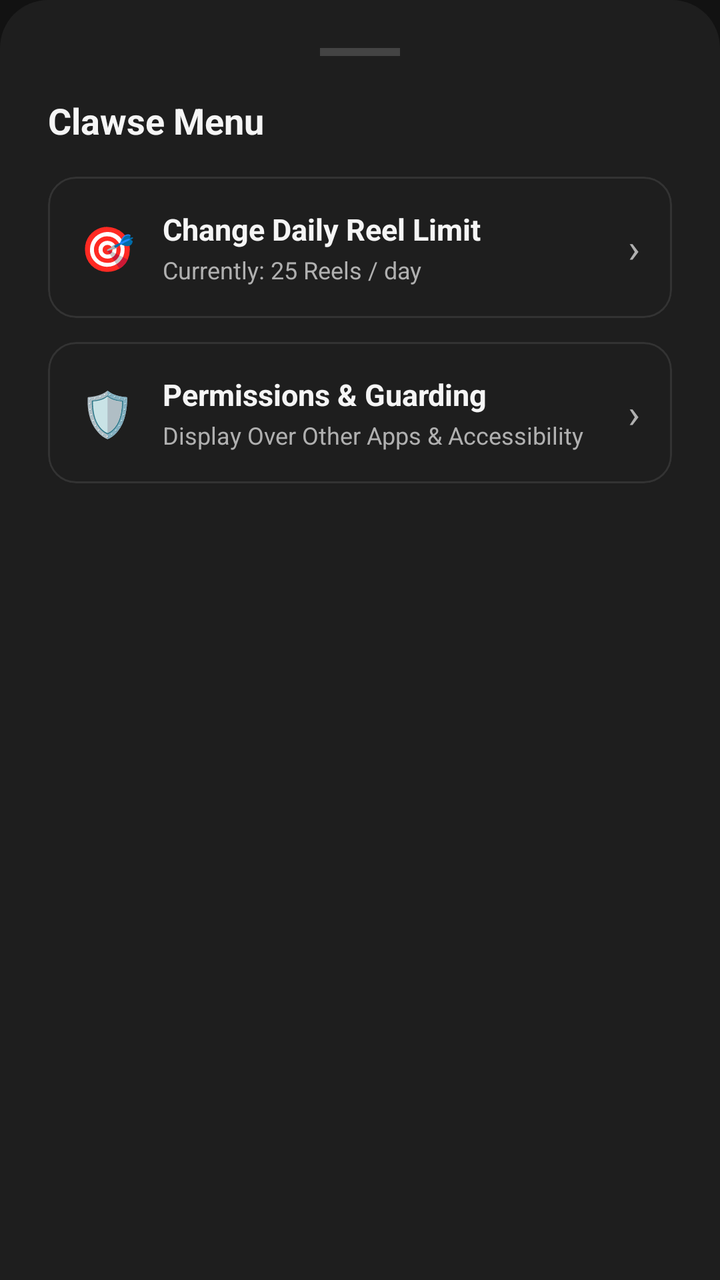
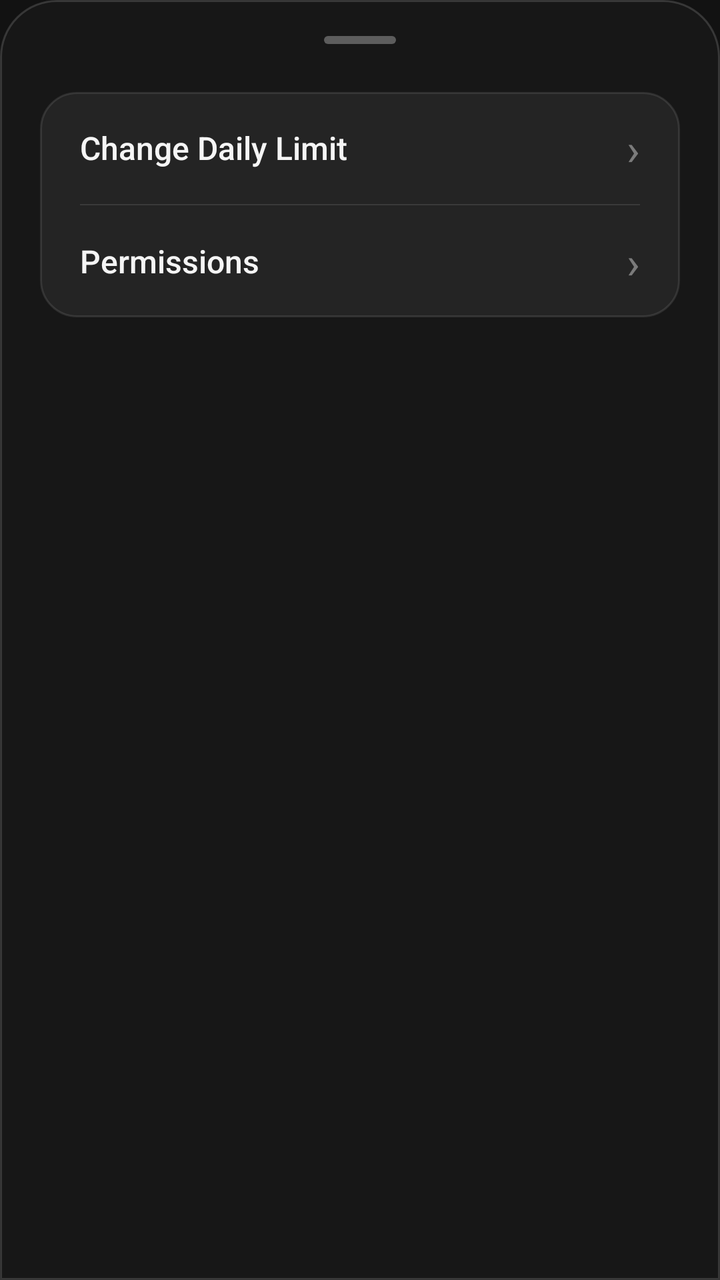

The first picture is an Android layout as it rendered before a commit; the second is the same layout after the commit. The layout source and the unified diff follow.
<!-- AndroidManifest.xml: application theme Theme.AntiScrollerKitty -->
<!-- res/layout/sheet_main_menu.xml -->
<?xml version="1.0" encoding="utf-8"?>
<LinearLayout xmlns:android="http://schemas.android.com/apk/res/android"
    xmlns:app="http://schemas.android.com/apk/res-auto"
    android:layout_width="match_parent"
    android:layout_height="wrap_content"
    android:orientation="vertical"
    android:background="@drawable/bg_bottom_sheet_glass"
    android:padding="24dp">

    
    <View
        android:layout_width="40dp"
        android:layout_height="4dp"
        android:layout_gravity="center_horizontal"
        android:background="#444444"
        android:layout_marginBottom="20dp" />

    <TextView
        android:layout_width="wrap_content"
        android:layout_height="wrap_content"
        android:text="Clawse Menu"
        android:textColor="@color/text_primary"
        android:textSize="18sp"
        android:textStyle="bold"
        android:layout_marginBottom="16dp" />

    
    <com.google.android.material.card.MaterialCardView
        android:id="@+id/menuItemChangeLimit"
        android:layout_width="match_parent"
        android:layout_height="wrap_content"
        android:layout_marginBottom="12dp"
        android:clickable="true"
        android:focusable="true"
        app:cardBackgroundColor="@color/surface"
        app:cardCornerRadius="14dp"
        app:cardElevation="0dp"
        app:strokeColor="#333333"
        app:strokeWidth="1dp">

        <LinearLayout
            android:layout_width="match_parent"
            android:layout_height="wrap_content"
            android:orientation="horizontal"
            android:gravity="center_vertical"
            android:padding="16dp">

            <TextView
                android:layout_width="wrap_content"
                android:layout_height="wrap_content"
                android:text="🎯"
                android:textSize="22sp" />

            <LinearLayout
                android:layout_width="0dp"
                android:layout_height="wrap_content"
                android:layout_marginStart="14dp"
                android:layout_weight="1"
                android:orientation="vertical">

                <TextView
                    android:layout_width="wrap_content"
                    android:layout_height="wrap_content"
                    android:text="Change Daily Reel Limit"
                    android:textColor="@color/text_primary"
                    android:textSize="15sp"
                    android:textStyle="bold" />

                <TextView
                    android:id="@+id/tvMenuCurrentLimit"
                    android:layout_width="wrap_content"
                    android:layout_height="wrap_content"
                    android:layout_marginTop="2dp"
                    android:text="Currently: 25 Reels / day"
                    android:textColor="@color/text_secondary"
                    android:textSize="12sp" />
            </LinearLayout>

            <TextView
                android:layout_width="wrap_content"
                android:layout_height="wrap_content"
                android:text="›"
                android:textColor="@color/text_secondary"
                android:textSize="20sp" />
        </LinearLayout>
    </com.google.android.material.card.MaterialCardView>

    
    <com.google.android.material.card.MaterialCardView
        android:id="@+id/menuItemPermissions"
        android:layout_width="match_parent"
        android:layout_height="wrap_content"
        android:layout_marginBottom="12dp"
        android:clickable="true"
        android:focusable="true"
        app:cardBackgroundColor="@color/surface"
        app:cardCornerRadius="14dp"
        app:cardElevation="0dp"
        app:strokeColor="#333333"
        app:strokeWidth="1dp">

        <LinearLayout
            android:layout_width="match_parent"
            android:layout_height="wrap_content"
            android:orientation="horizontal"
            android:gravity="center_vertical"
            android:padding="16dp">

            <TextView
                android:layout_width="wrap_content"
                android:layout_height="wrap_content"
                android:text="🛡️"
                android:textSize="22sp" />

            <LinearLayout
                android:layout_width="0dp"
                android:layout_height="wrap_content"
                android:layout_marginStart="14dp"
                android:layout_weight="1"
                android:orientation="vertical">

                <TextView
                    android:layout_width="wrap_content"
                    android:layout_height="wrap_content"
                    android:text="Permissions &amp; Guarding"
                    android:textColor="@color/text_primary"
                    android:textSize="15sp"
                    android:textStyle="bold" />

                <TextView
                    android:id="@+id/tvMenuPermStatus"
                    android:layout_width="wrap_content"
                    android:layout_height="wrap_content"
                    android:layout_marginTop="2dp"
                    android:text="Display Over Other Apps &amp; Accessibility"
                    android:textColor="@color/text_secondary"
                    android:textSize="12sp" />
            </LinearLayout>

            <TextView
                android:layout_width="wrap_content"
                android:layout_height="wrap_content"
                android:text="›"
                android:textColor="@color/text_secondary"
                android:textSize="20sp" />
        </LinearLayout>
    </com.google.android.material.card.MaterialCardView>

</LinearLayout>
<!-- resources referenced by this layout -->
<resources>
  <color name="surface">#1E1E1E</color>
  <color name="text_primary">#F5F5F5</color>
  <color name="text_secondary">#B0B0B0</color>
  <!-- drawable bg_bottom_sheet_glass (drawable) -->
  <?xml version="1.0" encoding="utf-8"?>
  <shape xmlns:android="http://schemas.android.com/apk/res/android"
      android:shape="rectangle">
      <corners
          android:topLeftRadius="24dp"
          android:topRightRadius="24dp"
          android:bottomLeftRadius="0dp"
          android:bottomRightRadius="0dp" />
      <solid android:color="@color/surface" />
  </shape>
  <style name="Theme.AntiScrollerKitty" parent="Theme.Material3.Dark.NoActionBar">
          <item name="colorPrimary">@color/primary</item>
          <item name="colorOnPrimary">@color/on_primary</item>
          <item name="colorSecondary">@color/secondary</item>
          <item name="colorOnSecondary">@color/on_secondary</item>
          <item name="android:statusBarColor">@color/background</item>
          <item name="android:navigationBarColor">@color/background</item>
          <item name="android:windowBackground">@color/background</item>
      </style>
  <color name="primary">#FF6E40</color>
  <color name="on_primary">#FFFFFF</color>
  <color name="secondary">#26A69A</color>
  <color name="on_secondary">#FFFFFF</color>
  <color name="background">#121212</color>
</resources>

<!-- the commit's change to res/layout/sheet_main_menu.xml (unified diff, before → after) -->
@@ -1,149 +1,97 @@
 <?xml version="1.0" encoding="utf-8"?>
 <LinearLayout xmlns:android="http://schemas.android.com/apk/res/android"
-    xmlns:app="http://schemas.android.com/apk/res-auto"
     android:layout_width="match_parent"
     android:layout_height="wrap_content"
     android:orientation="vertical"
     android:background="@drawable/bg_bottom_sheet_glass"
-    android:padding="24dp">
+    android:paddingStart="20dp"
+    android:paddingEnd="20dp"
+    android:paddingTop="12dp"
+    android:paddingBottom="36dp">
 
     
     <View
-        android:layout_width="40dp"
+        android:layout_width="36dp"
         android:layout_height="4dp"
         android:layout_gravity="center_horizontal"
-        android:background="#444444"
-        android:layout_marginBottom="20dp" />
-
-    <TextView
-        android:layout_width="wrap_content"
-        android:layout_height="wrap_content"
-        android:text="Clawse Menu"
-        android:textColor="@color/text_primary"
-        android:textSize="18sp"
-        android:textStyle="bold"
-        android:layout_marginBottom="16dp" />
+        android:background="@drawable/bg_sheet_handle"
+        android:layout_marginTop="6dp"
+        android:layout_marginBottom="24dp" />
 
     
-    <com.google.android.material.card.MaterialCardView
-        android:id="@+id/menuItemChangeLimit"
+    <LinearLayout
         android:layout_width="match_parent"
         android:layout_height="wrap_content"
-        android:layout_marginBottom="12dp"
-        android:clickable="true"
-        android:focusable="true"
-        app:cardBackgroundColor="@color/surface"
-        app:cardCornerRadius="14dp"
-        app:cardElevation="0dp"
-        app:strokeColor="#333333"
-        app:strokeWidth="1dp">
+        android:orientation="vertical"
+        android:background="@drawable/bg_menu_group">
 
+        
         <LinearLayout
+            android:id="@+id/menuItemChangeLimit"
             android:layout_width="match_parent"
-            android:layout_height="wrap_content"
+            android:layout_height="56dp"
+            android:gravity="center_vertical"
             android:orientation="horizontal"
-            android:gravity="center_vertical"
-            android:padding="16dp">
+            android:paddingStart="20dp"
+            android:paddingEnd="20dp"
+            android:clickable="true"
+            android:focusable="true"
+            android:background="?attr/selectableItemBackground">
 
             <TextView
-                android:layout_width="wrap_content"
-                android:layout_height="wrap_content"
-                android:text="🎯"
-                android:textSize="22sp" />
-
-            <LinearLayout
                 android:layout_width="0dp"
                 android:layout_height="wrap_content"
-                android:layout_marginStart="14dp"
                 android:layout_weight="1"
-                android:orientation="vertical">
-
-                <TextView
-                    android:layout_width="wrap_content"
-                    android:layout_height="wrap_content"
-                    android:text="Change Daily Reel Limit"
-                    android:textColor="@color/text_primary"
-                    android:textSize="15sp"
-                    android:textStyle="bold" />
-
-                <TextView
-                    android:id="@+id/tvMenuCurrentLimit"
-                    android:layout_width="wrap_content"
-                    android:layout_height="wrap_content"
-                    android:layout_marginTop="2dp"
-                    android:text="Currently: 25 Reels / day"
-                    android:textColor="@color/text_secondary"
-                    android:textSize="12sp" />
-            </LinearLayout>
+                android:text="Change Daily Limit"
+                android:textColor="@color/text_primary"
+                android:textSize="16sp"
+                android:fontFamily="sans-serif-medium" />
 
             <TextView
                 android:layout_width="wrap_content"
                 android:layout_height="wrap_content"
                 android:text="›"
-                android:textColor="@color/text_secondary"
-                android:textSize="20sp" />
+                android:textColor="#66FFFFFF"
+                android:textSize="22sp" />
         </LinearLayout>
-    </com.google.android.material.card.MaterialCardView>
 
-    
-    <com.google.android.material.card.MaterialCardView
-        android:id="@+id/menuItemPermissions"
-        android:layout_width="match_parent"
-        android:layout_height="wrap_content"
-        android:layout_marginBottom="12dp"
-        android:clickable="true"
-        android:focusable="true"
-        app:cardBackgroundColor="@color/surface"
-        app:cardCornerRadius="14dp"
-        app:cardElevation="0dp"
-        app:strokeColor="#333333"
-        app:strokeWidth="1dp">
+        
+        <View
+            android:layout_width="match_parent"
+            android:layout_height="0.75dp"
+            android:layout_marginStart="20dp"
+            android:layout_marginEnd="20dp"
+            android:background="#1AFFFFFF" />
 
+        
         <LinearLayout
+            android:id="@+id/menuItemPermissions"
             android:layout_width="match_parent"
-            android:layout_height="wrap_content"
+            android:layout_height="56dp"
+            android:gravity="center_vertical"
             android:orientation="horizontal"
-            android:gravity="center_vertical"
-            android:padding="16dp">
+            android:paddingStart="20dp"
+            android:paddingEnd="20dp"
+            android:clickable="true"
+            android:focusable="true"
+            android:background="?attr/selectableItemBackground">
 
             <TextView
-                android:layout_width="wrap_content"
-                android:layout_height="wrap_content"
-                android:text="🛡️"
-                android:textSize="22sp" />
-
-            <LinearLayout
                 android:layout_width="0dp"
                 android:layout_height="wrap_content"
-                android:layout_marginStart="14dp"
                 android:layout_weight="1"
-                android:orientation="vertical">
-
-                <TextView
-                    android:layout_width="wrap_content"
-                    android:layout_height="wrap_content"
-                    android:text="Permissions &amp; Guarding"
-                    android:textColor="@color/text_primary"
-                    android:textSize="15sp"
-                    android:textStyle="bold" />
-
-                <TextView
-                    android:id="@+id/tvMenuPermStatus"
-                    android:layout_width="wrap_content"
-                    android:layout_height="wrap_content"
-                    android:layout_marginTop="2dp"
-                    android:text="Display Over Other Apps &amp; Accessibility"
-                    android:textColor="@color/text_secondary"
-                    android:textSize="12sp" />
-            </LinearLayout>
+                android:text="Permissions"
+                android:textColor="@color/text_primary"
+                android:textSize="16sp"
+                android:fontFamily="sans-serif-medium" />
 
             <TextView
                 android:layout_width="wrap_content"
                 android:layout_height="wrap_content"
                 android:text="›"
-                android:textColor="@color/text_secondary"
-                android:textSize="20sp" />
+                android:textColor="#66FFFFFF"
+                android:textSize="22sp" />
         </LinearLayout>
-    </com.google.android.material.card.MaterialCardView>
+    </LinearLayout>
 
 </LinearLayout>
<!-- resource entries referenced after the edit -->
@@ -1,18 +1,34 @@
 <!-- resources referenced by this layout -->
 <resources>
-  <color name="surface">#1E1E1E</color>
   <color name="text_primary">#F5F5F5</color>
-  <color name="text_secondary">#B0B0B0</color>
   <!-- drawable bg_bottom_sheet_glass (drawable) -->
   <?xml version="1.0" encoding="utf-8"?>
   <shape xmlns:android="http://schemas.android.com/apk/res/android"
       android:shape="rectangle">
       <corners
-          android:topLeftRadius="24dp"
-          android:topRightRadius="24dp"
-          android:bottomLeftRadius="0dp"
-          android:bottomRightRadius="0dp" />
-      <solid android:color="@color/surface" />
+          android:topLeftRadius="28dp"
+          android:topRightRadius="28dp" />
+      <solid android:color="#E6181818" />
+      <stroke
+          android:width="1dp"
+          android:color="#26FFFFFF" />
+  </shape>
+  <!-- drawable bg_menu_group (drawable) -->
+  <?xml version="1.0" encoding="utf-8"?>
+  <shape xmlns:android="http://schemas.android.com/apk/res/android"
+      android:shape="rectangle">
+      <corners android:radius="18dp" />
+      <solid android:color="#242424" />
+      <stroke
+          android:width="1dp"
+          android:color="#1AFFFFFF" />
+  </shape>
+  <!-- drawable bg_sheet_handle (drawable) -->
+  <?xml version="1.0" encoding="utf-8"?>
+  <shape xmlns:android="http://schemas.android.com/apk/res/android"
+      android:shape="rectangle">
+      <corners android:radius="3dp" />
+      <solid android:color="#4DFFFFFF" />
   </shape>
   <style name="Theme.AntiScrollerKitty" parent="Theme.Material3.Dark.NoActionBar">
           <item name="colorPrimary">@color/primary</item>
